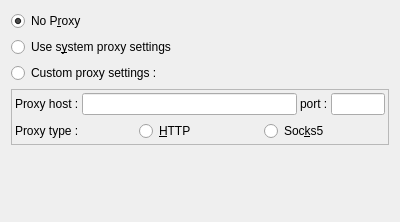
This is ui/settingsmanager/qqnetworksettings.ui in dguihal/quteqoin as Qt 5 draws it before an edit. The edited form follows.
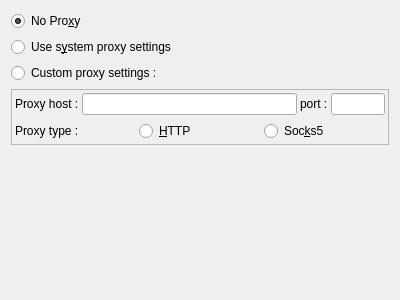
This is the edited form.

Diff of the .ui file:
```diff
--- a/ui/settingsmanager/qqnetworksettings.ui
+++ b/ui/settingsmanager/qqnetworksettings.ui
@@ -7,7 +7,7 @@
     <x>0</x>
     <y>0</y>
     <width>400</width>
-    <height>222</height>
+    <height>300</height>
    </rect>
   </property>
   <property name="windowTitle">
@@ -17,7 +17,7 @@
    <item>
     <widget class="QRadioButton" name="noProxyRB">
      <property name="text">
-      <string>No P&amp;roxy</string>
+      <string>No Pro&amp;xy</string>
      </property>
      <property name="checked">
       <bool>true</bool>
```
